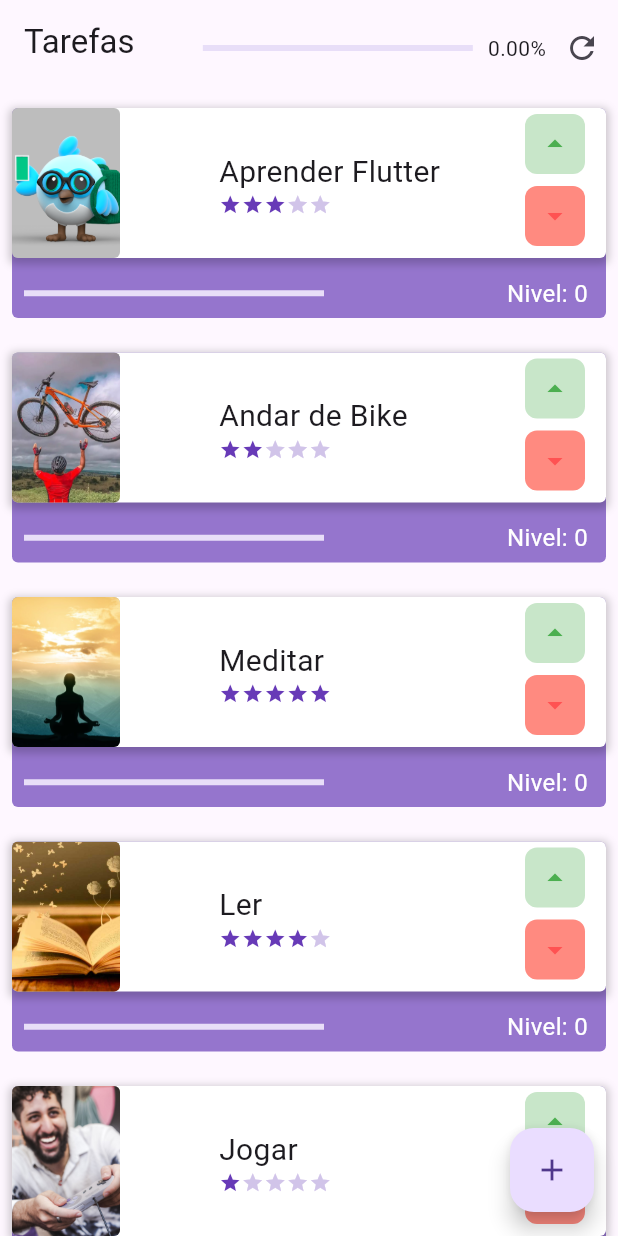
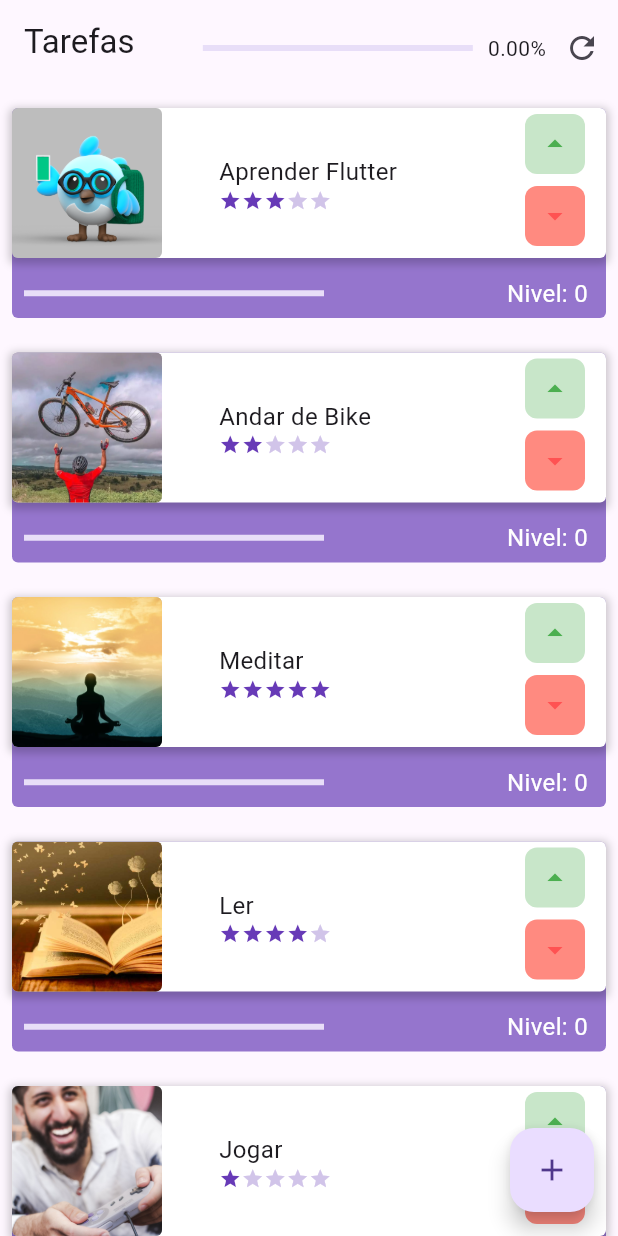
Before and after one commit to analubarreto/primeiro_projeto_flutter, a Flutter app: the screen it shows after launch, on a phone screen of 412 x 824 dp. Run offline on Flutter 3.47's test engine with Material 2 defaults, Android fonts, the phone set to English and light mode, and no system bars.

Commit message:
UI changes to task

```diff
--- a/lib/Components/task.dart
+++ b/lib/Components/task.dart
@@ -54,7 +54,7 @@ class _TaskState extends State<Task> {
                         borderRadius: BorderRadius.circular(4),
                         color: Colors.black26,
                       ),
-                      width: 72,
+                      width: 100,
                       height: 100,
                       child: ClipRRect(
                         borderRadius: BorderRadius.circular(4),
@@ -76,12 +76,12 @@ class _TaskState extends State<Task> {
                                    child: Text(
                                      widget.name,
                                      style: const TextStyle(
-                                       fontSize: 20,
+                                       fontSize: 16,
                                        overflow: TextOverflow.ellipsis,
                                      ),
-                                   )),
-                               Difficulty(dificultyLevel: widget.difficulty,
+                                   ),
                                ),
+                               Difficulty(dificultyLevel: widget.difficulty),
                              ],
                            ),
                           TaskControls(
```
